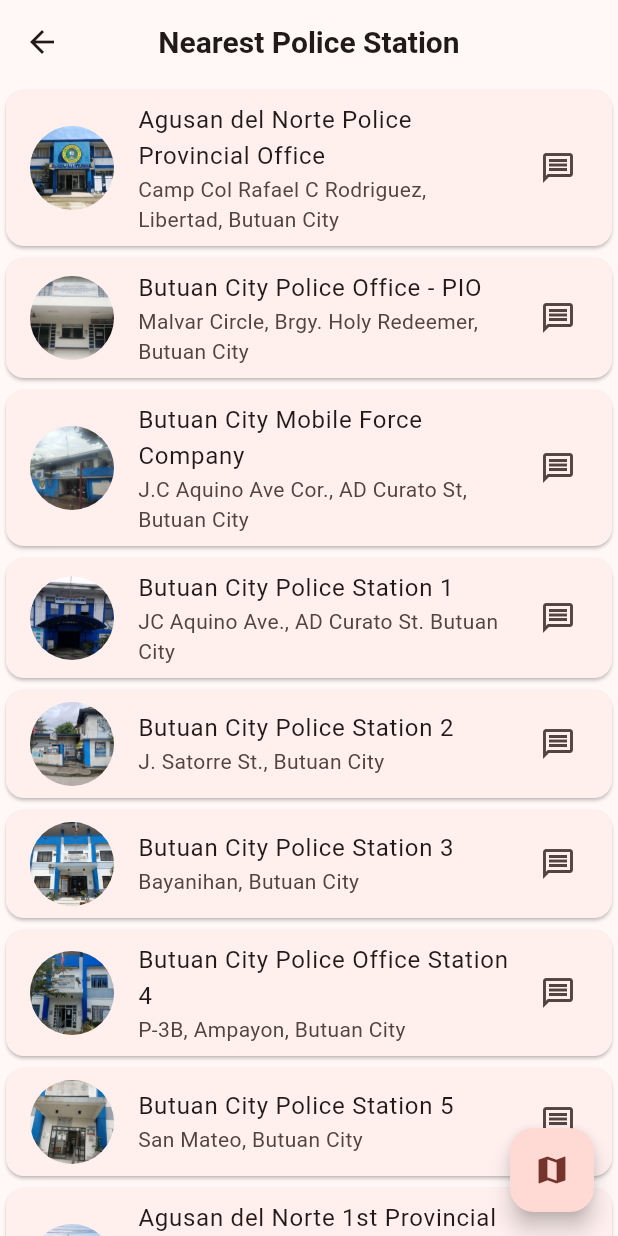
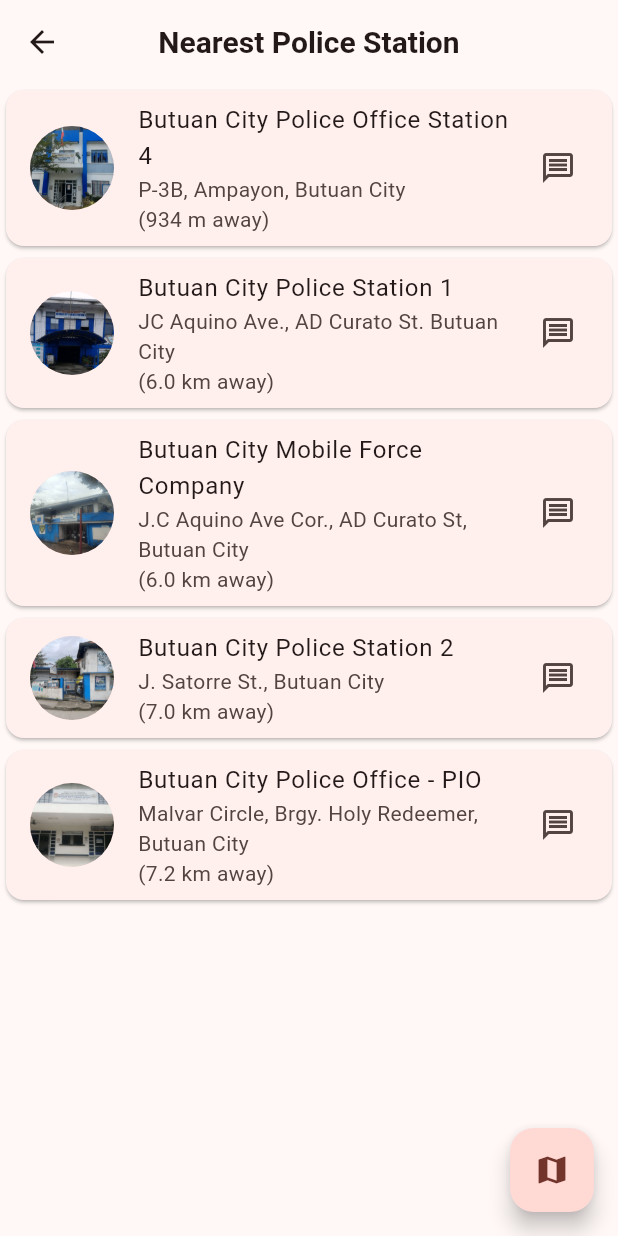
Before and after one commit to jipenalver/app-local, a Flutter app: the screen it shows after launch, after a tap on the "message" icon, on a phone screen of 412 x 824 dp. Run offline on Flutter 3.47's test engine with Material 2 defaults, Android fonts, the phone set to English and light mode, and no system bars; our stand-ins replace flutter_map, geolocator, latlong2.

Commit message:
Added Distance and Sorting Algo in Police Stations

```diff
--- a/lib/list.dart
+++ b/lib/list.dart
@@ -1,14 +1,19 @@
 import 'models/crimes.dart';
 import 'models/station.dart';
 import 'package:flutter/material.dart';
+import 'package:geolocator/geolocator.dart';
 import 'package:url_launcher/url_launcher.dart';
 
 class ListPage extends StatefulWidget {
   final String scheme;
+  final String lat;
+  final String long;
 
   const ListPage({
     Key? key,
     required this.scheme,
+    required this.lat,
+    required this.long,
   }) : super(key: key);
 
   @override
@@ -20,6 +25,15 @@ class _ListPageState extends State<ListPage> {
 
   @override
   Widget build(BuildContext context) {
+    for (var station in stations) {
+      station.distance = Geolocator.distanceBetween(
+          double.parse(widget.lat),
+          double.parse(widget.long),
+          double.parse(station.lat),
+          double.parse(station.long));
+    }
+    stations.sort((a, b) => a.distance.compareTo(b.distance));
+
     return Scaffold(
       appBar: AppBar(
         centerTitle: true,
@@ -27,16 +41,23 @@ class _ListPageState extends State<ListPage> {
             style: TextStyle(fontSize: 20, fontWeight: FontWeight.w700)),
       ),
       body: ListView.builder(
-        itemCount: stations.length,
+        itemCount: 5,
         itemBuilder: (context, index) {
           final hotline = stations[index];
+          String newValue = '';
+          if (hotline.distance < 1000) {
+            newValue = '${hotline.distance.round()} m';
+          } else {
+            double integer = hotline.distance / 1000;
+            newValue = '${integer.toStringAsFixed(1)} km';
+          }
 
           return Card(
               child: ListTile(
             leading: CircleAvatar(
                 radius: 28, backgroundImage: AssetImage(hotline.avatar)),
             title: Text(hotline.name),
-            subtitle: Text(hotline.address),
+            subtitle: Text('${hotline.address} \n($newValue away)'),
             trailing: Icon(widget.scheme == 'tel'
                 ? Icons.call_outlined
                 : Icons.message_outlined),
--- a/lib/main.dart
+++ b/lib/main.dart
@@ -43,6 +43,9 @@ class MyAppState extends ChangeNotifier {
     bool serviceEnabled;
     LocationPermission permission;
 
+    // await Geolocator.openAppSettings();
+    // await Geolocator.openLocationSettings();
+
     serviceEnabled = await Geolocator.isLocationServiceEnabled();
     if (!serviceEnabled) {
       return Future.error('Location services are disabled.');
@@ -52,13 +55,11 @@ class MyAppState extends ChangeNotifier {
     if (permission == LocationPermission.denied) {
       permission = await Geolocator.requestPermission();
       if (permission == LocationPermission.denied) {
-        await Geolocator.openLocationSettings();
         return Future.error('Location permissions are denied');
       }
     }
 
     if (permission == LocationPermission.deniedForever) {
-      await Geolocator.openAppSettings();
       return Future.error(
           'Location permissions are permanently denied, we cannot request permissions.');
     }
@@ -254,7 +255,8 @@ class MapsPage extends StatelessWidget {
             heroTag: "fab3",
             onPressed: () {
               Navigator.of(context).push(MaterialPageRoute(
-                  builder: (context) => ListPage(scheme: 'sms')));
+                  builder: (context) => ListPage(
+                      scheme: 'sms', lat: appState.lat, long: appState.long)));
             },
             child: const Icon(Icons.message_outlined),
           ),
@@ -264,7 +266,8 @@ class MapsPage extends StatelessWidget {
             backgroundColor: Colors.deepOrange,
             onPressed: () {
               Navigator.of(context).push(MaterialPageRoute(
-                  builder: (context) => ListPage(scheme: 'tel')));
+                  builder: (context) => ListPage(
+                      scheme: 'tel', lat: appState.lat, long: appState.long)));
             },
             child: const Icon(Icons.call_outlined),
           ),
--- a/lib/models/station.dart
+++ b/lib/models/station.dart
@@ -5,15 +5,16 @@ class Station {
   final String number;
   final String lat;
   final String long;
+  double distance;
 
-  const Station({
-    required this.name,
-    required this.address,
-    required this.avatar,
-    required this.number,
-    required this.lat,
-    required this.long,
-  });
+  Station(
+      {required this.name,
+      required this.address,
+      required this.avatar,
+      required this.number,
+      required this.lat,
+      required this.long,
+      required this.distance});
 
   static Station fromJson(json) => Station(
         name: json['name'],
@@ -22,6 +23,7 @@ class Station {
         number: json['number'],
         lat: json['lat'],
         long: json['long'],
+        distance: json['distance'],
       );
 
   static List<Station> getStations() {
@@ -33,6 +35,7 @@ class Station {
         "number": "+639985987274",
         "lat": "8.9448895",
         "long": "125.50496",
+        "distance": 0.0,
       },
       {
         "name": "Butuan City Police Office - PIO",
@@ -41,6 +44,7 @@ class Station {
         "number": "+639985987292",
         "lat": "8.954789",
         "long": "125.531242",
+        "distance": 0.0,
       },
       {
         "name": "Butuan City Mobile Force Company",
@@ -49,6 +53,7 @@ class Station {
         "number": "+639302970041",
         "lat": "8.9472",
         "long": "125.5429",
+        "distance": 0.0,
       },
       {
         "name": "Butuan City Police Station 1",
@@ -57,6 +62,7 @@ class Station {
         "number": "+639985987293",
         "lat": "8.9470874",
         "long": "125.5431909",
+        "distance": 0.0,
       },
       {
         "name": "Butuan City Police Station 2",
@@ -65,6 +71,7 @@ class Station {
         "number": "+639985987295",
         "lat": "8.958457",
         "long": "125.534016",
+        "distance": 0.0,
       },
       {
         "name": "Butuan City Police Station 3",
@@ -73,6 +80,7 @@ class Station {
         "number": "+639985987297",
         "lat": "8.9404688",
         "long": "125.5245282",
+        "distance": 0.0,
       },
       {
         "name": "Butuan City Police Office Station 4",
@@ -81,6 +89,7 @@ class Station {
         "number": "+639985987299",
         "lat": "8.957057",
         "long": "125.605488",
+        "distance": 0.0,
       },
       {
         "name": "Butuan City Police Station 5",
@@ -89,6 +98,7 @@ class Station {
         "number": "+639985987301",
         "lat": "8.784832",
         "long": "125.563433",
+        "distance": 0.0,
       },
       {
         "name": "Agusan del Norte 1st Provincial Mobile Force Company",
@@ -97,6 +107,7 @@ class Station {
         "number": "+639173058809",
         "lat": "8.968323",
         "long": "125.331467",
+        "distance": 0.0,
       },
       {
         "name": "Agusan del Norte 2nd Provincial Mobile Force Company",
@@ -105,6 +116,7 @@ class Station {
         "number": "+639463445783",
         "lat": "8.9409",
         "long": "125.5324",
+        "distance": 0.0,
       },
       {
         "name": "Cabadbaran City Police Station",
@@ -113,6 +125,7 @@ class Station {
         "number": "+639985987278",
         "lat": "9.121962",
         "long": "125.545208",
+        "distance": 0.0,
       },
       {
         "name": "Buenavista Municipal Police Station",
@@ -121,6 +134,7 @@ class Station {
         "number": "+639100904515",
         "lat": "8.97643266184839",
         "long": "125.404375752616",
+        "distance": 0.0,
       },
       {
         "name": "Carmen Municipal Police Station",
@@ -130,6 +144,7 @@ class Station {
         "number": "+639985987279",
         "lat": "8.9902865",
         "long": "125.2960624",
+        "distance": 0.0,
       },
       {
         "name": "Jabonga Municipal Police Station",
@@ -138,6 +153,7 @@ class Station {
         "number": "+639985987230",
         "lat": "9.340793",
         "long": "125.51642",
+        "distance": 0.0,
       },
       {
         "name": "Kitcharao Municipal Police Station",
@@ -146,6 +162,7 @@ class Station {
         "number": "+639999962071",
         "lat": "9.4527574",
         "long": "125.5714127",
+        "distance": 0.0,
       },
       {
         "name": "Las Nieves Municipal Police Station",
@@ -154,6 +171,7 @@ class Station {
         "number": "+639088108630",
         "lat": "8.7361",
         "long": "125.6007",
+        "distance": 0.0,
       },
       {
         "name": "Magallanes Municipal Police Station",
@@ -162,6 +180,7 @@ class Station {
         "number": "+639985987283",
         "lat": "9.0268",
         "long": "125.5193",
+        "distance": 0.0,
       },
       {
         "name": "Nasipit Municipal Police Station",
@@ -170,6 +189,7 @@ class Station {
         "number": "+639985590530",
         "lat": "8.987683",
         "long": "125.341242",
+        "distance": 0.0,
       },
       {
         "name": "Remedios Trinidad Romualdez Municipal Police Station",
@@ -178,6 +198,7 @@ class Station {
         "number": "+639512398906",
         "lat": "9.0536",
         "long": "125.5853",
+        "distance": 0.0,
       },
       {
         "name": "Santiago Municipal Police Station",
@@ -187,6 +208,7 @@ class Station {
         "number": "+639985604669",
         "lat": "9.262462",
         "long": "125.553555",
+        "distance": 0.0,
       },
       {
         "name": "Tubay Municipal Police Station",
@@ -195,6 +217,7 @@ class Station {
         "number": "+639385401158",
         "lat": "9.1694",
         "long": "125.5294",
+        "distance": 0.0,
       },
     ];
     return data.map<Station>(Station.fromJson).toList();
```
